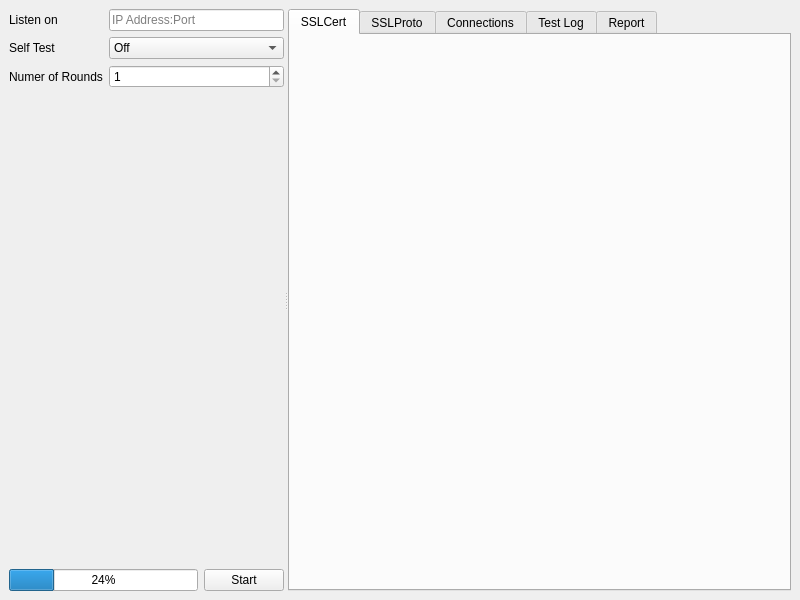
abbbe/sslcaudit, file ui/main.ui: the form before one commit.
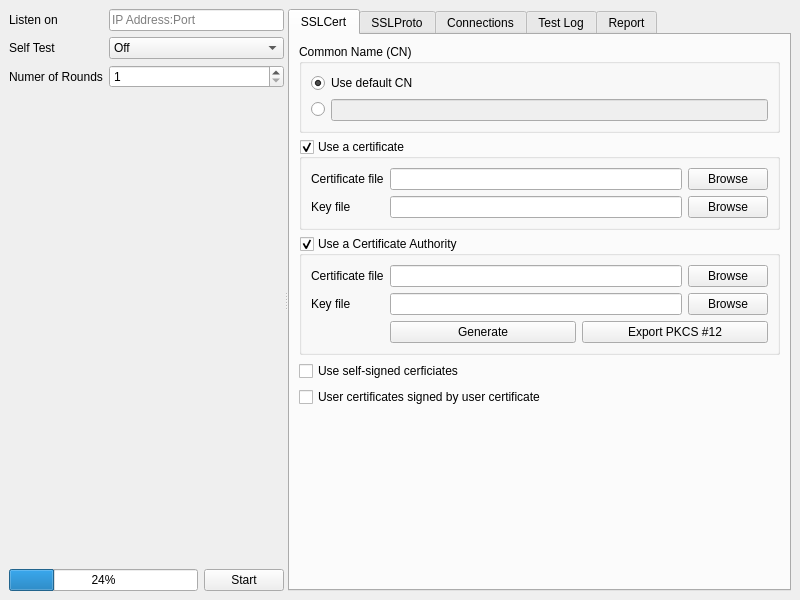
The form after the commit. The open tabs and pages were chosen to show the change. Icons and pictures are not drawn.

Commit message: Switched to GUI branch. Implemented all of the UI controls.

Patch:
```diff
--- a/ui/main.ui
+++ b/ui/main.ui
@@ -20,7 +20,7 @@
       <property name="orientation">
        <enum>Qt::Horizontal</enum>
       </property>
-      <widget class="QWidget" name="">
+      <widget class="QWidget" name="layoutWidget">
        <layout class="QVBoxLayout" name="verticalLayout">
         <item>
          <layout class="QFormLayout" name="formLayout">
@@ -132,6 +132,207 @@
         <attribute name="title">
          <string>SSLCert</string>
         </attribute>
+        <layout class="QGridLayout" name="gridLayout_9">
+         <item row="0" column="0">
+          <widget class="QGroupBox" name="groupBox_3">
+           <property name="title">
+            <string>Common Name (CN)</string>
+           </property>
+           <layout class="QGridLayout" name="gridLayout_8">
+            <item row="0" column="0">
+             <widget class="QRadioButton" name="radioButton">
+              <property name="text">
+               <string>Use default CN</string>
+              </property>
+              <property name="checked">
+               <bool>true</bool>
+              </property>
+             </widget>
+            </item>
+            <item row="1" column="0">
+             <layout class="QHBoxLayout" name="horizontalLayout_2">
+              <item>
+               <widget class="QRadioButton" name="radioButton_2">
+                <property name="text">
+                 <string/>
+                </property>
+               </widget>
+              </item>
+              <item>
+               <widget class="QLineEdit" name="lineEdit">
+                <property name="enabled">
+                 <bool>false</bool>
+                </property>
+               </widget>
+              </item>
+             </layout>
+            </item>
+           </layout>
+          </widget>
+         </item>
+         <item row="1" column="0">
+          <widget class="QGroupBox" name="groupBox_4">
+           <property name="title">
+            <string>Use a certificate</string>
+           </property>
+           <property name="flat">
+            <bool>false</bool>
+           </property>
+           <property name="checkable">
+            <bool>true</bool>
+           </property>
+           <layout class="QFormLayout" name="formLayout_2">
+            <item row="0" column="0">
+             <widget class="QLabel" name="label">
+              <property name="text">
+               <string>Certificate file</string>
+              </property>
+             </widget>
+            </item>
+            <item row="0" column="1">
+             <layout class="QHBoxLayout" name="horizontalLayout_3">
+              <item>
+               <widget class="QLineEdit" name="lineEdit_2"/>
+              </item>
+              <item>
+               <widget class="QPushButton" name="pushButton_2">
+                <property name="text">
+                 <string>Browse</string>
+                </property>
+               </widget>
+              </item>
+             </layout>
+            </item>
+            <item row="1" column="0">
+             <widget class="QLabel" name="label_2">
+              <property name="text">
+               <string>Key file</string>
+              </property>
+             </widget>
+            </item>
+            <item row="1" column="1">
+             <layout class="QHBoxLayout" name="horizontalLayout_4">
+              <item>
+               <widget class="QLineEdit" name="lineEdit_3"/>
+              </item>
+              <item>
+               <widget class="QPushButton" name="pushButton_3">
+                <property name="text">
+                 <string>Browse</string>
+                </property>
+               </widget>
+              </item>
+             </layout>
+            </item>
+           </layout>
+          </widget>
+         </item>
+         <item row="2" column="0">
+          <widget class="QGroupBox" name="groupBox_5">
+           <property name="title">
+            <string>Use a Certificate Authority</string>
+           </property>
+           <property name="flat">
+            <bool>false</bool>
+           </property>
+           <property name="checkable">
+            <bool>true</bool>
+           </property>
+           <layout class="QFormLayout" name="formLayout_3">
+            <property name="fieldGrowthPolicy">
+             <enum>QFormLayout::AllNonFixedFieldsGrow</enum>
+            </property>
+            <item row="0" column="0">
+             <widget class="QLabel" name="label_3">
+              <property name="text">
+               <string>Certificate file</string>
+              </property>
+             </widget>
+            </item>
+            <item row="0" column="1">
+             <layout class="QHBoxLayout" name="horizontalLayout_5">
+              <item>
+               <widget class="QLineEdit" name="lineEdit_4"/>
+              </item>
+              <item>
+               <widget class="QPushButton" name="pushButton_4">
+                <property name="text">
+                 <string>Browse</string>
+                </property>
+               </widget>
+              </item>
+             </layout>
+            </item>
+            <item row="1" column="0">
+             <widget class="QLabel" name="label_4">
+              <property name="text">
+               <string>Key file</string>
+              </property>
+             </widget>
+            </item>
+            <item row="1" column="1">
+             <layout class="QHBoxLayout" name="horizontalLayout_6">
+              <item>
+               <widget class="QLineEdit" name="lineEdit_5"/>
+              </item>
+              <item>
+               <widget class="QPushButton" name="pushButton_5">
+                <property name="text">
+                 <string>Browse</string>
+                </property>
+               </widget>
+              </item>
+             </layout>
+            </item>
+            <item row="2" column="1">
+             <layout class="QHBoxLayout" name="horizontalLayout_7">
+              <item>
+               <widget class="QPushButton" name="pushButton_6">
+                <property name="text">
+                 <string>Generate</string>
+                </property>
+               </widget>
+              </item>
+              <item>
+               <widget class="QPushButton" name="pushButton_7">
+                <property name="text">
+                 <string>Export PKCS #12</string>
+                </property>
+               </widget>
+              </item>
+             </layout>
+            </item>
+           </layout>
+          </widget>
+         </item>
+         <item row="3" column="0">
+          <widget class="QCheckBox" name="checkBox_2">
+           <property name="text">
+            <string>Use self-signed cerficiates</string>
+           </property>
+          </widget>
+         </item>
+         <item row="4" column="0">
+          <widget class="QCheckBox" name="checkBox_3">
+           <property name="text">
+            <string>User certificates signed by user certificate</string>
+           </property>
+          </widget>
+         </item>
+         <item row="5" column="0">
+          <spacer name="verticalSpacer_2">
+           <property name="orientation">
+            <enum>Qt::Vertical</enum>
+           </property>
+           <property name="sizeHint" stdset="0">
+            <size>
+             <width>38</width>
+             <height>134</height>
+            </size>
+           </property>
+          </spacer>
+         </item>
+        </layout>
        </widget>
        <widget class="QWidget" name="tab_2">
         <attribute name="title">
```
Left out of the diff: 29 changed lines with no effect on the pictures.
